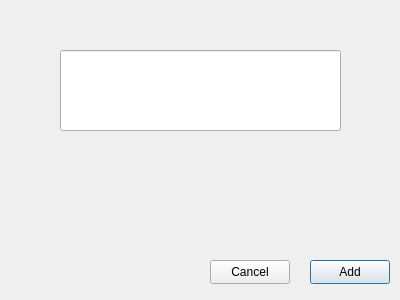
Before: the Qt Designer form movie/addmovie.ui in RomanMusijowski/CinemaApp, drawn with Qt 5.
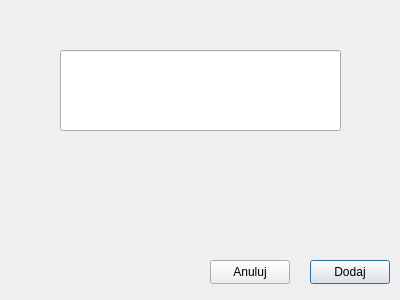
After: the same form once the commit is applied.

Commit message: polish text for movie ui

Patch:
```diff
--- a/movie/addmovie.ui
+++ b/movie/addmovie.ui
@@ -23,7 +23,7 @@
     </rect>
    </property>
    <property name="text">
-    <string>Add</string>
+    <string>Dodaj</string>
    </property>
   </widget>
   <widget class="QPushButton" name="pushButton_2">
@@ -36,7 +36,7 @@
     </rect>
    </property>
    <property name="text">
-    <string>Cancel</string>
+    <string>Anuluj</string>
    </property>
   </widget>
   <widget class="QLineEdit" name="lineEdit">
```
The commit also changes 4 other files.
